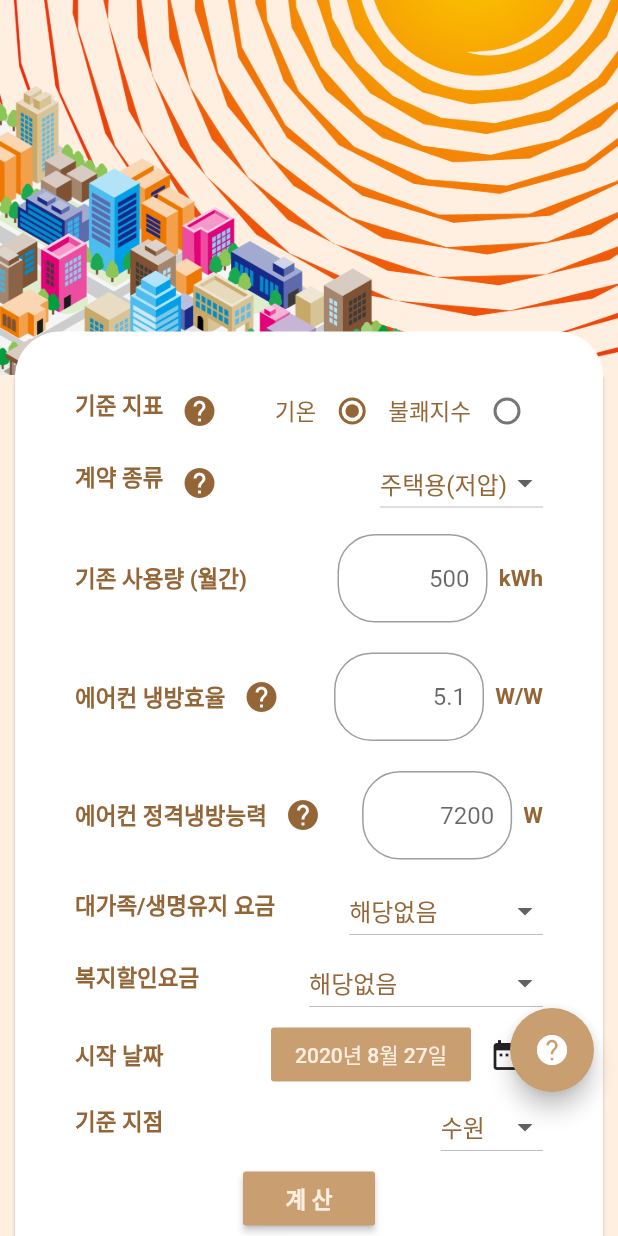
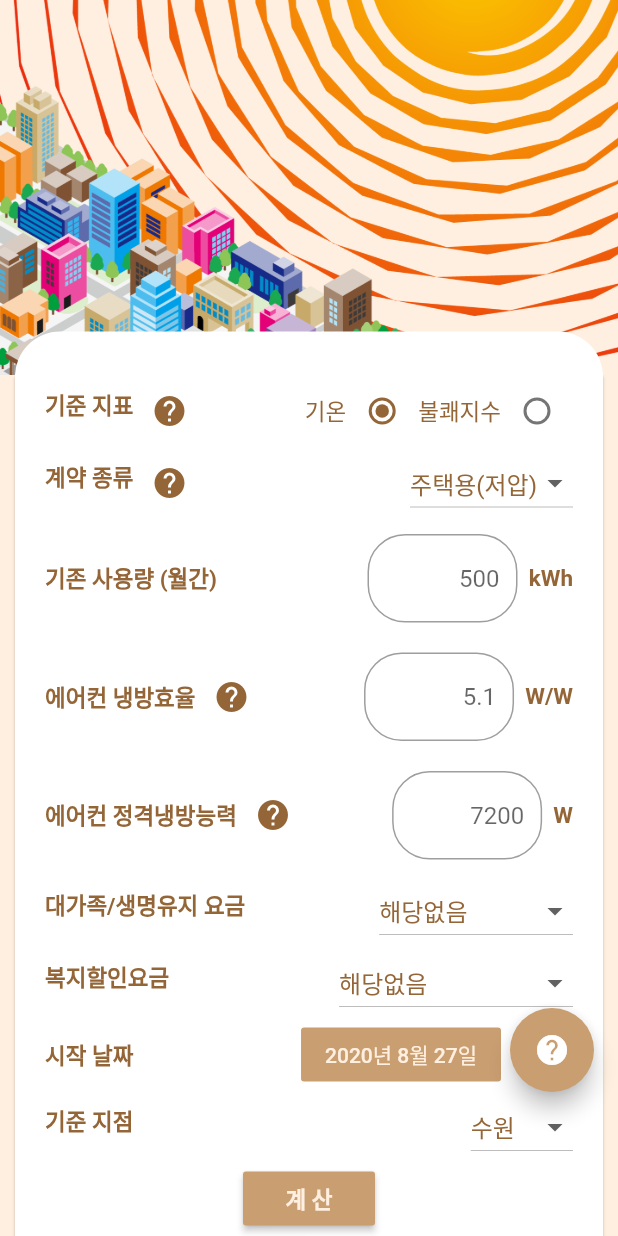
Before and after one commit to matt5797/Dignity_line, a Flutter app: the screen it shows after launch, on a phone screen of 412 x 824 dp. Run offline on Flutter 3.47's test engine with Material 2 defaults, Android fonts, the phone set to English and light mode, and no system bars; our stand-ins replace fl_chart, flare_flutter, sqflite; missing offline and left inert: firebase_admob; accounts and stored records are empty.

Commit message:
align home page 2

```diff
--- a/lib/main.dart
+++ b/lib/main.dart
@@ -160,7 +160,7 @@ class _HomePageState extends State<HomePage> {
                             mainAxisAlignment: MainAxisAlignment.center,
                             children: <Widget>[
                               Container(
-                                padding: EdgeInsets.fromLTRB(40, 0, 40, 0),
+                                padding: EdgeInsets.fromLTRB(20, 0, 20, 0),
                                 child: Row(
                                   mainAxisAlignment: MainAxisAlignment.spaceBetween,
                                   children: <Widget>[
@@ -215,7 +215,7 @@ class _HomePageState extends State<HomePage> {
                                 ),
                               ),
                               Container(
-                                padding: EdgeInsets.fromLTRB(40, 0, 40, 0),
+                                padding: EdgeInsets.fromLTRB(20, 0, 20, 0),
                                 child: Row(
                                   mainAxisAlignment: MainAxisAlignment.spaceBetween,
                                   children: <Widget>[
@@ -264,7 +264,7 @@ class _HomePageState extends State<HomePage> {
                                 ),
                               ),
                               Container(
-                                padding: EdgeInsets.fromLTRB(40, 10, 40, 10),
+                                padding: EdgeInsets.fromLTRB(20, 10, 20, 10),
                                 child: Row(
                                   mainAxisAlignment: MainAxisAlignment.spaceBetween,
                                   children: <Widget>[
@@ -308,7 +308,7 @@ class _HomePageState extends State<HomePage> {
                                 ),
                               ),
                               Container(
-                                padding: EdgeInsets.fromLTRB(40, 10, 40, 10),
+                                padding: EdgeInsets.fromLTRB(20, 10, 20, 10),
                                 child: Row(
                                   mainAxisAlignment: MainAxisAlignment.spaceBetween,
                                   children: <Widget>[
@@ -365,7 +365,7 @@ class _HomePageState extends State<HomePage> {
                                 ),
                               ),
                               Container(
-                                padding: EdgeInsets.fromLTRB(40, 10, 40, 10),
+                                padding: EdgeInsets.fromLTRB(20, 10, 20, 10),
                                 child: Row(
                                   mainAxisAlignment: MainAxisAlignment.spaceBetween,
                                   children: <Widget>[
@@ -422,7 +422,7 @@ class _HomePageState extends State<HomePage> {
                                 ),
                               ),
                               Container(
-                                padding: const EdgeInsets.fromLTRB(40, 0, 40, 0),
+                                padding: const EdgeInsets.fromLTRB(20, 0, 20, 0),
                                 child: Row(
                                   mainAxisAlignment: MainAxisAlignment.spaceBetween,
                                   children: <Widget>[
@@ -435,7 +435,7 @@ class _HomePageState extends State<HomePage> {
                                               color: Color(0xFF946637))),
                                     ),
                                     Container(
-                                        padding: const EdgeInsets.fromLTRB(40, 0, 0, 0),
+                                        padding: const EdgeInsets.fromLTRB(20, 0, 0, 0),
                                         child: DropdownButton(
                                             value: datas.welfare1,
                                             items: [
@@ -474,7 +474,7 @@ class _HomePageState extends State<HomePage> {
                                 ),
                               ),
                               Container(
-                                padding: EdgeInsets.fromLTRB(40, 0, 40, 0),
+                                padding: EdgeInsets.fromLTRB(20, 0, 20, 0),
                                 child: Row(
                                   mainAxisAlignment: MainAxisAlignment.spaceBetween,
                                   children: <Widget>[
@@ -545,7 +545,7 @@ class _HomePageState extends State<HomePage> {
                                 ),
                               ),
                               Container(
-                                  padding: EdgeInsets.fromLTRB(40, 0, 40, 0),
+                                  padding: EdgeInsets.fromLTRB(20, 0, 20, 0),
                                   child: Row(
                                     mainAxisAlignment: MainAxisAlignment.spaceBetween,
                                     children: <Widget>[
@@ -600,7 +600,7 @@ class _HomePageState extends State<HomePage> {
                                     ],
                                   )),
                               Container(
-                                padding: EdgeInsets.fromLTRB(40, 0, 40, 0),
+                                padding: EdgeInsets.fromLTRB(20, 0, 20, 0),
                                 child: Row(
                                   mainAxisAlignment: MainAxisAlignment.spaceBetween,
                                   children: <Widget>[
```
